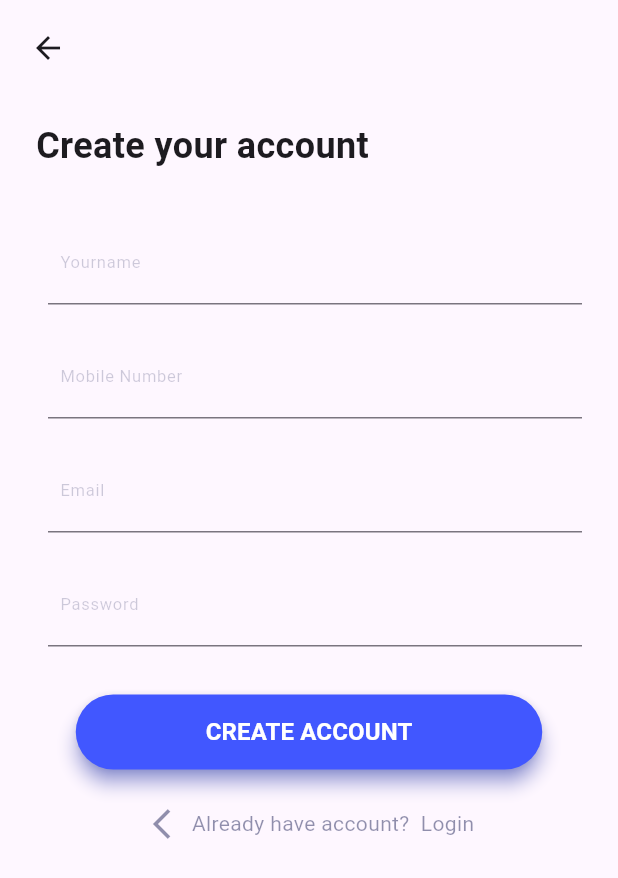
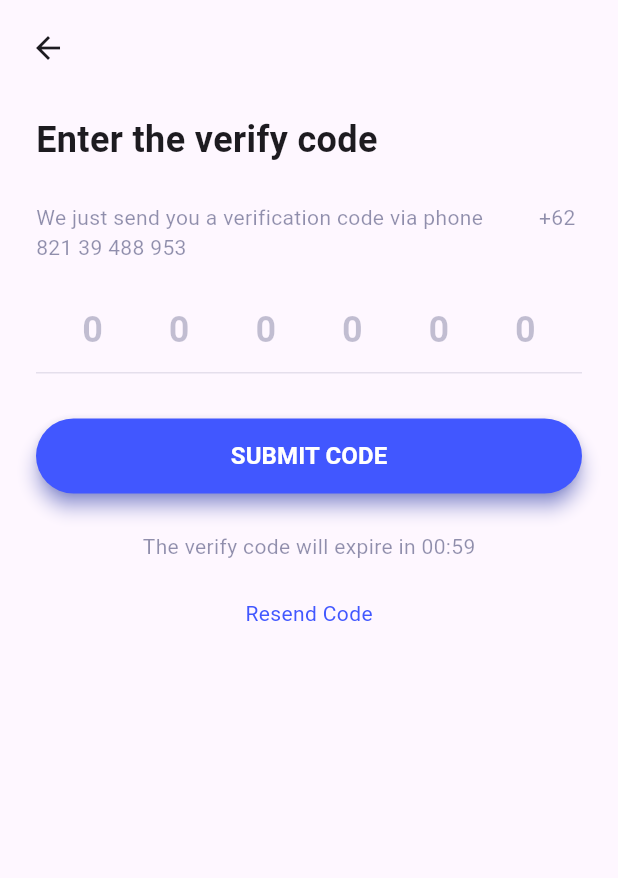
Before and after one commit to lukasvalentino971/ADS-Frontend-Task, a Flutter app: the RegisterScreen screen opened by its route, after a tap on "CREATE ACCOUNT", on a phone screen of 412 x 824 dp. Shown: the top 878 px of the screen. Run offline on Flutter 3.47's test engine with Material 3 defaults, Android fonts, the phone set to English and light mode, and no system bars; our stand-ins replace google_fonts, introduction_screen; Roboto replaces fonts that are missing (Arial, Overpass).

Commit message:
feat : add verify screen

```diff
--- a/slicing_design_apotech/lib/main.dart
+++ b/slicing_design_apotech/lib/main.dart
@@ -2,6 +2,7 @@ import 'package:flutter/material.dart';
 import 'package:slicing_design_apotech/common/navigation.dart';
 import 'package:slicing_design_apotech/ui/login-screen/login_screen.dart';
 import 'package:slicing_design_apotech/ui/register-screen/register_screen.dart';
+import 'package:slicing_design_apotech/ui/verify-otp/verify_otp.dart';
 import 'package:slicing_design_apotech/ui/welcome-screen/welcome_screen.dart';
 import './ui/onboarding-screen/onboarding_screen.dart';
 import './ui/splash-screen/splash_screen.dart';
@@ -26,6 +27,7 @@ class MyApp extends StatelessWidget {
         WelcomeScreen.routeName: (context) => WelcomeScreen(),
         LoginScreen.routeName: (context) => LoginScreen(),
         RegisterScreen.routeName: (context) => RegisterScreen(),
+        VerifyScreen.routeName: (context) => VerifyScreen(),
       },
       navigatorKey: navigatorKey,
     );
--- a/slicing_design_apotech/lib/ui/login-screen/login_screen.dart
+++ b/slicing_design_apotech/lib/ui/login-screen/login_screen.dart
@@ -23,7 +23,7 @@ class _LoginScreenState extends State<LoginScreen> {
     return Scaffold(
       appBar: AppBar(
         leading: Padding(
-          padding: const EdgeInsets.symmetric(horizontal: 16),
+          padding: const EdgeInsets.all(12.0),
           child: IconButton(
             icon: Icon(Icons.arrow_back),
             onPressed: () {
@@ -132,7 +132,7 @@ class _LoginScreenState extends State<LoginScreen> {
               style: ElevatedButton.styleFrom(
                 primary: primaryColor, // Change to your desired color
                 onPrimary: Colors.white, // Change to your desired color
-                fixedSize: Size(311, 50),
+                fixedSize: Size(double.maxFinite, 50),
                 shadowColor: primaryColor, // Set shadow color to primaryColor
                 elevation: 5, // Adjust the elevation (blur) of the shadow
                 // shape: RoundedRectangleBorder(
--- a/slicing_design_apotech/lib/ui/register-screen/register_screen.dart
+++ b/slicing_design_apotech/lib/ui/register-screen/register_screen.dart
@@ -3,6 +3,7 @@ import 'package:google_fonts/google_fonts.dart';
 import 'package:slicing_design_apotech/common/navigation.dart';
 import 'package:slicing_design_apotech/common/styles.dart';
 import 'package:slicing_design_apotech/ui/login-screen/login_screen.dart';
+import 'package:slicing_design_apotech/ui/verify-otp/verify_otp.dart';
 import 'package:slicing_design_apotech/ui/welcome-screen/welcome_screen.dart';
 
 class RegisterScreen extends StatefulWidget {
@@ -194,12 +195,12 @@ class _RegisterScreenState extends State<RegisterScreen> {
               Center(
                 child: ElevatedButton(
                   onPressed: () {
-                    // Handle "Sign up with email" button press
+                    Navigation.replaceNamed(routeName: VerifyScreen.routeName);
                   },
                   style: ElevatedButton.styleFrom(
                     primary: primaryColor, // Change to your desired color
                     onPrimary: Colors.white, // Change to your desired color
-                    fixedSize: Size(311, 50),
+                    fixedSize: Size(double.maxFinite, 50),
                     shadowColor:
                         primaryColor, // Set shadow color to primaryColor
                     elevation: 5, // Adjust the elevation (blur) of the shadow
--- /dev/null
+++ b/slicing_design_apotech/lib/ui/verify-otp/verify_otp.dart
@@ -0,0 +1,135 @@
+import 'package:flutter/material.dart';
+import 'package:google_fonts/google_fonts.dart';
+import 'package:slicing_design_apotech/common/navigation.dart';
+import 'package:slicing_design_apotech/common/styles.dart';
+import 'package:slicing_design_apotech/ui/register-screen/register_screen.dart';
+import 'package:slicing_design_apotech/ui/welcome-screen/welcome_screen.dart';
+
+class VerifyScreen extends StatefulWidget {
+  static const String routeName = '/verify-screen';
+
+  const VerifyScreen({Key? key}) : super(key: key);
+
+  @override
+  State<VerifyScreen> createState() => _VerifyScreenState();
+}
+
+class _VerifyScreenState extends State<VerifyScreen> {
+  TextEditingController otpController = TextEditingController();
+
+  @override
+  Widget build(BuildContext context) {
+    return Scaffold(
+      appBar: AppBar(
+        leading: Padding(
+          padding: const EdgeInsets.all(12.0),
+          child: IconButton(
+            icon: Icon(Icons.arrow_back),
+            onPressed: () {
+              // Tambahkan fungsi untuk kembali ke RegisterScreen
+              Navigation.replaceNamed(routeName: RegisterScreen.routeName);
+            },
+          ),
+        ),
+      ),
+      body: Padding(
+        padding: const EdgeInsets.symmetric(vertical: 20, horizontal: 24),
+        child: Column(
+          crossAxisAlignment: CrossAxisAlignment.start,
+          children: [
+            Text(
+              'Enter the verify code',
+              style: GoogleFonts.overpass(
+                fontSize: 24,
+                fontWeight: FontWeight.bold,
+              ),
+            ),
+            SizedBox(height: 25),
+            Text(
+              'We just send you a verification code via phone          +62 821 39 488 953',
+              style: GoogleFonts.overpass(
+                fontSize: 14,
+                fontWeight: FontWeight.w400,
+                color: borderColor.withOpacity(0.45),
+              ),
+            ),
+            SizedBox(height: 25),
+            Row(
+              mainAxisAlignment: MainAxisAlignment.spaceEvenly,
+              children: List.generate(
+                6,
+                (index) => Container(
+                  width: 40,
+                  height: 40,
+                  alignment: Alignment.center,
+                  child: Text(
+                    '${'0'}', // Display the index as the digit (0 to 6)
+                    style: GoogleFonts.overpass(
+                      fontSize: 24,
+                      fontWeight: FontWeight.bold,
+                      color: borderColor.withOpacity(
+                          0.25), // Use the same color as the box decoration
+                    ),
+                  ),
+                ),
+              ),
+            ),
+            SizedBox(height: 8),
+            Container(
+              height: 1,
+              color: borderColor.withOpacity(0.1),
+            ),
+            SizedBox(height: 30),
+            Center(
+              child: ElevatedButton(
+                onPressed: () {
+                  Navigation.replaceNamed(routeName: VerifyScreen.routeName);
+                },
+                style: ElevatedButton.styleFrom(
+                  primary: primaryColor, // Change to your desired color
+                  onPrimary: Colors.white, // Change to your desired color
+                  fixedSize: Size(double.maxFinite, 50),
+                  shadowColor: primaryColor, // Set shadow color to primaryColor
+                  elevation: 5, // Adjust the elevation (blur) of the shadow
+                  // shape: RoundedRectangleBorder(
+                  //   borderRadius: BorderRadius.circular(
+                  //       8), // Adjust the border radius if needed
+                  // ),
+                ),
+                child: Text(
+                  'SUBMIT CODE',
+                  style: GoogleFonts.overpass(
+                    fontSize: 16,
+                    fontWeight: FontWeight.w700,
+                  ),
+                ),
+              ),
+            ),
+            SizedBox(height: 25),
+            Center(
+              child: Text(
+                'The verify code will expire in 00:59',
+                style: GoogleFonts.overpass(
+                  fontSize: 14,
+                  fontWeight: FontWeight.w400,
+                  color: borderColor.withOpacity(0.45),
+                ),
+              ),
+            ),
+            SizedBox(height: 25),
+            Center(
+              child: Text(
+                'Resend Code',
+                style: GoogleFonts.overpass(
+                  fontSize: 14,
+                  fontWeight: FontWeight.w400,
+                  color: primaryColor,
+                ),
+              ),
+            ),
+          ],
+        ),
+      ),
+    );
+  }
+}
--- a/slicing_design_apotech/lib/ui/welcome-screen/welcome_screen.dart
+++ b/slicing_design_apotech/lib/ui/welcome-screen/welcome_screen.dart
@@ -19,7 +19,7 @@ class _WelcomeScreenState extends State<WelcomeScreen> {
     return Scaffold(
       appBar: AppBar(),
       body: Padding(
-        padding: const EdgeInsets.all(16.0),
+        padding: const EdgeInsets.all(24.0),
         child: Column(
           crossAxisAlignment: CrossAxisAlignment.center,
           mainAxisAlignment: MainAxisAlignment.center,
@@ -53,7 +53,7 @@ class _WelcomeScreenState extends State<WelcomeScreen> {
               style: ElevatedButton.styleFrom(
                 primary: primaryColor, // Change to your desired color
                 onPrimary: Colors.white, // Change to your desired color
-                fixedSize: Size(311, 50),
+                fixedSize: Size(double.maxFinite, 50),
                 shadowColor: primaryColor, // Set shadow color to primaryColor
                 elevation: 5, // Adjust the elevation (blur) of the shadow
                 // shape: RoundedRectangleBorder(
@@ -81,7 +81,7 @@ class _WelcomeScreenState extends State<WelcomeScreen> {
                   color: borderColor
                       .withOpacity(0.10), // Add border color with opacity
                 ),
-                fixedSize: Size(311, 50),
+                fixedSize: Size(double.maxFinite, 50),
               ),
               child: Row(
                 mainAxisAlignment: MainAxisAlignment.center,
@@ -117,7 +117,7 @@ class _WelcomeScreenState extends State<WelcomeScreen> {
                   color: borderColor
                       .withOpacity(0.10), // Add border color with opacity
                 ),
-                fixedSize: Size(311, 50),
+                fixedSize: Size(double.maxFinite, 50),
               ),
               child: Row(
                 mainAxisAlignment: MainAxisAlignment.center,
```
